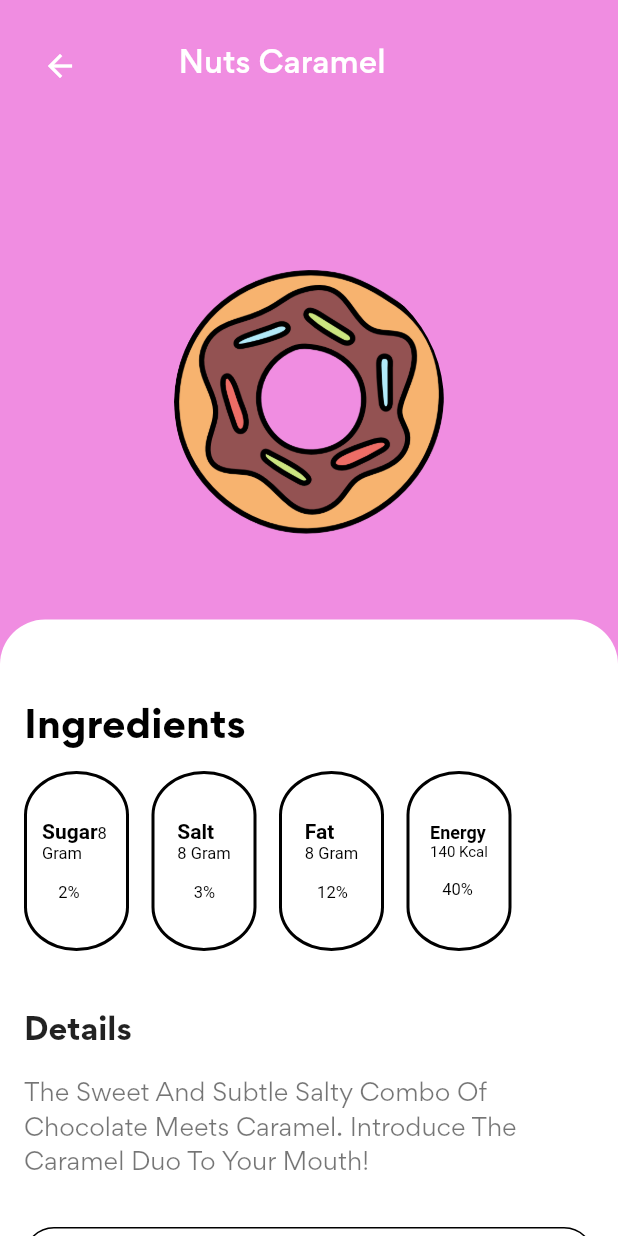
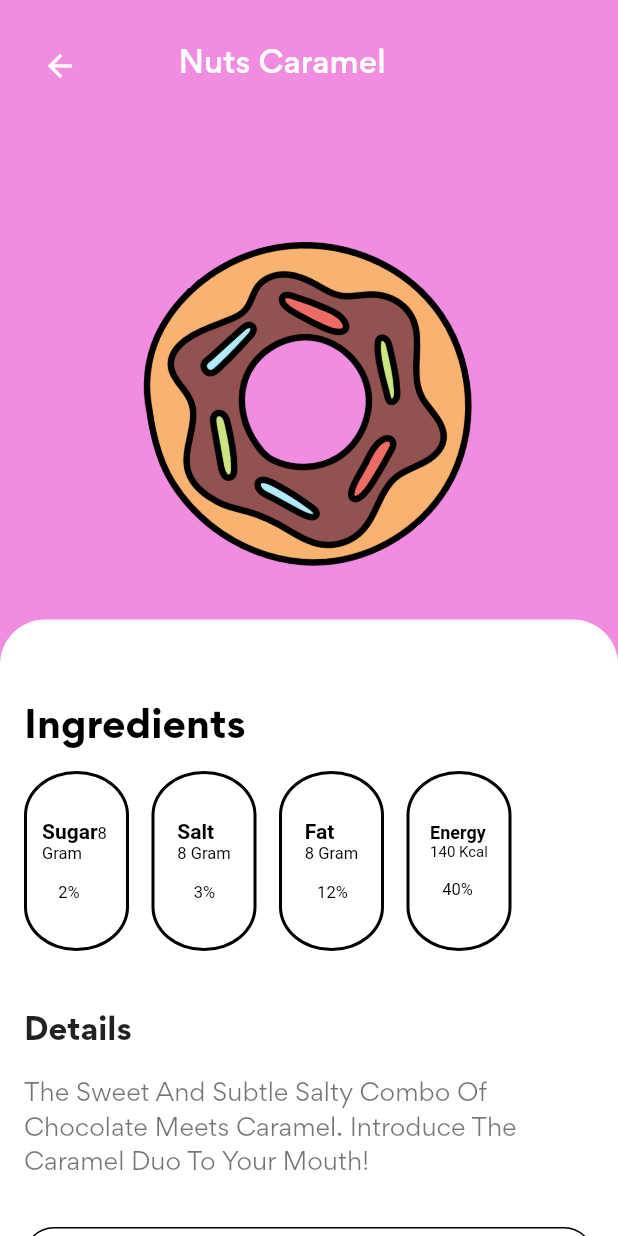
Before and after one commit to raihan-nagara/foodly, a Flutter app: the DetailPage screen opened directly with sample values from the repository, on a phone screen of 412 x 824 dp. Run offline on Flutter 3.47's test engine with Material 2 defaults, Android fonts, the light colour scheme and no system bars; our stand-ins replace flutter_svg, font_awesome_flutter.

Commit message:
Animasi Foodly

```diff
--- a/lib/screens/home/detail_page.dart
+++ b/lib/screens/home/detail_page.dart
@@ -10,8 +10,27 @@ class DetailPage extends StatefulWidget {
   State<DetailPage> createState() => _DetailPageState();
 }
 
-class _DetailPageState extends State<DetailPage> {
+class _DetailPageState extends State<DetailPage> with TickerProviderStateMixin{
   int quantity = 1;
+  late AnimationController controller;
+  late Animation<double> animation;
+
+  @override
+  void initState() {
+    super.initState();
+    controller = AnimationController(vsync: this, duration: Duration(seconds: 3));
+
+    animation = CurvedAnimation(parent: controller,
+    curve: Curves.linear);
+
+    controller.repeat();
+  }
+
+  void dispose() {
+    controller.dispose();
+    super.dispose();
+  }
+
   @override
   Widget build(BuildContext context) {
     return Scaffold(
@@ -84,7 +103,6 @@ class _DetailPageState extends State<DetailPage> {
                   ),
                 ),
               ),
-
               Align(
                 child: Container(
                   height: 120,
@@ -124,7 +142,6 @@ class _DetailPageState extends State<DetailPage> {
                   ),
                 ),
               ),
-
               Align(
                 child: Container(
                   height: 120,
@@ -164,7 +181,6 @@ class _DetailPageState extends State<DetailPage> {
                   ),
                 ),
               ),
-
               Align(
                 child: Container(
                   height: 120,
@@ -185,7 +201,9 @@ class _DetailPageState extends State<DetailPage> {
                     TextSpan(
                       text: "Energy\n",
                       style: TextStyle(
-                          color: Colors.black, fontWeight: FontWeight.bold, fontSize: 12),
+                          color: Colors.black,
+                          fontWeight: FontWeight.bold,
+                          fontSize: 12),
                       children: [
                         TextSpan(
                           text: "140 Kcal\n\n",
@@ -223,19 +241,22 @@ class _DetailPageState extends State<DetailPage> {
           ),
           const SizedBox(height: 30),
           Container(
-            margin: const EdgeInsets.symmetric(horizontal: 0),
             padding: const EdgeInsets.symmetric(
               horizontal: 20,
               vertical: 15,
             ),
             width: double.infinity,
-            height: 80,
+            height: 85,
             decoration: BoxDecoration(
               color: Colors.white,
               borderRadius: BorderRadius.circular(20),
               border: Border.all(),
             ),
-            child: const Text.rich(
+            child: Row(
+              children: [
+                Column(
+                  children: [
+                    const Text.rich(
                       TextSpan(
                         text: '\$' "12.75\n",
                         style: TextStyle(
@@ -245,11 +266,32 @@ class _DetailPageState extends State<DetailPage> {
                         children: [
                           TextSpan(
                             text: "Delivery Not Included",
-                    style:
-                        TextStyle(fontSize: 14, fontWeight: FontWeight.normal),
+                            style: TextStyle(
+                                fontSize: 12, fontWeight: FontWeight.normal),
                           ),
                         ],
                       ),
+                    ),
+                  ],
+                ),
+                const SizedBox(width: 40),
+                Column(
+                  mainAxisAlignment: MainAxisAlignment.center,
+                  children: [
+                    TextButton(
+                      onPressed: () {},
+                      child: const Text(
+                        "Add to Cart",
+                        style: TextStyle(
+                            color: Colors.black,
+                            fontWeight: FontWeight.bold,
+                            decoration: TextDecoration.underline,
+                            fontSize: 16),
+                      ),
+                    ),
+                  ],
+                ),
+              ],
             ),
           ),
           const SizedBox(height: 20),
@@ -280,17 +322,14 @@ class _DetailPageState extends State<DetailPage> {
             ),
           ),
           Center(
-            child: Container(
-              decoration: BoxDecoration(
-                borderRadius: BorderRadius.circular(250),
-              ),
-              child: ClipRRect(
-                borderRadius: BorderRadius.circular(250),
+            child: RotationTransition(
+              turns: animation,
+              child: SizedBox(
                   child: Image.asset(
                     widget.food.image,
                     fit: BoxFit.cover,
-                  width: 180,
-                  height: 180,
+                    width: 220,
+                    height: 220,
                   ),
               ),
             ),
```
Also changed, not shown: lib/screens/home/home_screen.dart (+39 -3 lines). Lines whose indentation alone changed are shown as unchanged.
